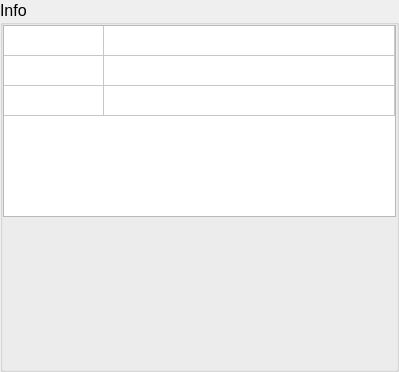
Before: the Qt Designer form source/wnd/ui/roboinfo.ui in ww4u/megarobostudio, drawn with Qt 5.
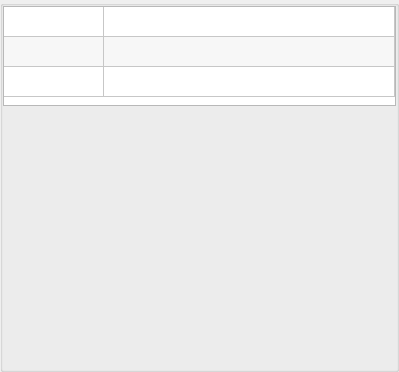
After: the same form once the commit is applied.

Patch:
```diff
--- a/source/wnd/ui/roboinfo.ui
+++ b/source/wnd/ui/roboinfo.ui
@@ -38,7 +38,7 @@
    <item>
     <widget class="QGroupBox" name="groupBox">
      <property name="title">
-      <string>Info</string>
+      <string/>
      </property>
      <layout class="QVBoxLayout" name="verticalLayout_2">
       <property name="spacing">
@@ -59,7 +59,7 @@
       <item>
        <widget class="QTableWidget" name="tableWidget">
         <property name="sizePolicy">
-         <sizepolicy hsizetype="Expanding" vsizetype="Minimum">
+         <sizepolicy hsizetype="Expanding" vsizetype="Preferred">
           <horstretch>0</horstretch>
           <verstretch>0</verstretch>
          </sizepolicy>
@@ -70,12 +70,21 @@
           <height>0</height>
          </size>
         </property>
+        <property name="maximumSize">
+         <size>
+          <width>16777215</width>
+          <height>100</height>
+         </size>
+        </property>
         <property name="frameShadow">
          <enum>QFrame::Raised</enum>
         </property>
         <property name="lineWidth">
          <number>1</number>
         </property>
+        <property name="alternatingRowColors">
+         <bool>true</bool>
+        </property>
         <property name="rowCount">
          <number>3</number>
         </property>
```
Left out of the diff: 3 changed lines with no effect on the pictures.
